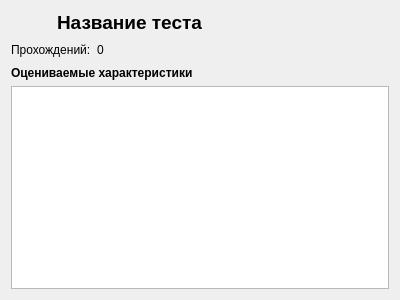
maks1596/professional-qualities-admin, file Modules/PassedTest/View/PassedTestForm.ui: the form before one commit.
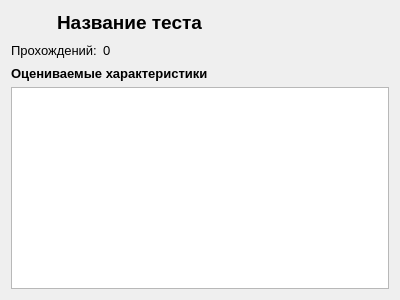
The form after the commit. Icons and pictures are not drawn.

The edit to the form file:
```diff
--- a/Modules/PassedTest/View/PassedTestForm.ui
+++ b/Modules/PassedTest/View/PassedTestForm.ui
@@ -10,6 +10,12 @@
     <height>300</height>
    </rect>
   </property>
+  <property name="sizePolicy">
+   <sizepolicy hsizetype="Expanding" vsizetype="Preferred">
+    <horstretch>0</horstretch>
+    <verstretch>0</verstretch>
+   </sizepolicy>
+  </property>
   <property name="windowTitle">
    <string>Статистика по тесту</string>
   </property>
@@ -62,6 +68,11 @@
     <layout class="QHBoxLayout" name="horizontalLayout">
      <item>
       <widget class="QLabel" name="label_2">
+       <property name="font">
+        <font>
+         <pointsize>10</pointsize>
+        </font>
+       </property>
        <property name="text">
         <string>Прохождений:</string>
        </property>
@@ -69,6 +80,11 @@
      </item>
      <item>
       <widget class="QLabel" name="numberOfPassesLabel">
+       <property name="font">
+        <font>
+         <pointsize>10</pointsize>
+        </font>
+       </property>
        <property name="text">
         <string>0</string>
        </property>
@@ -93,6 +109,7 @@
     <widget class="QLabel" name="label_4">
      <property name="font">
       <font>
+       <pointsize>10</pointsize>
        <weight>75</weight>
        <bold>true</bold>
       </font>
@@ -103,7 +120,20 @@
     </widget>
    </item>
    <item>
-    <widget class="QTableView" name="scalesTableView"/>
+    <widget class="QListView" name="scalesListView">
+     <property name="autoFillBackground">
+      <bool>false</bool>
+     </property>
+     <property name="editTriggers">
+      <set>QAbstractItemView::NoEditTriggers</set>
+     </property>
+     <property name="showDropIndicator" stdset="0">
+      <bool>false</bool>
+     </property>
+     <property name="resizeMode">
+      <enum>QListView::Adjust</enum>
+     </property>
+    </widget>
    </item>
   </layout>
  </widget>
```
Left out of the diff: 12 changed lines with no effect on the pictures.
